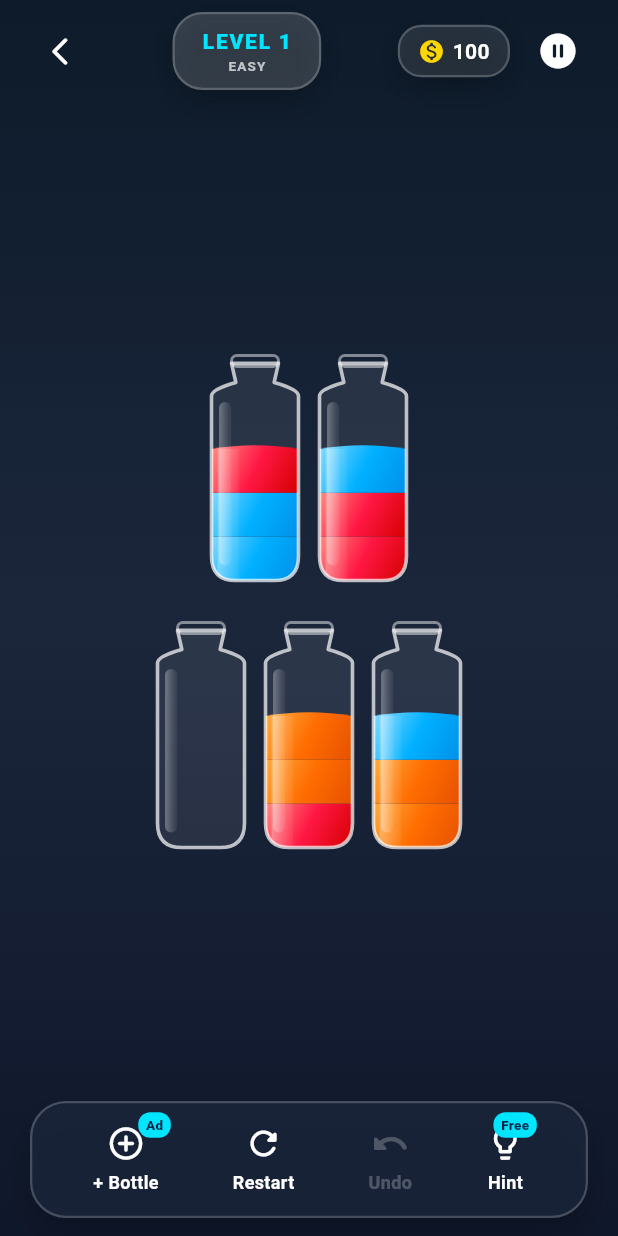
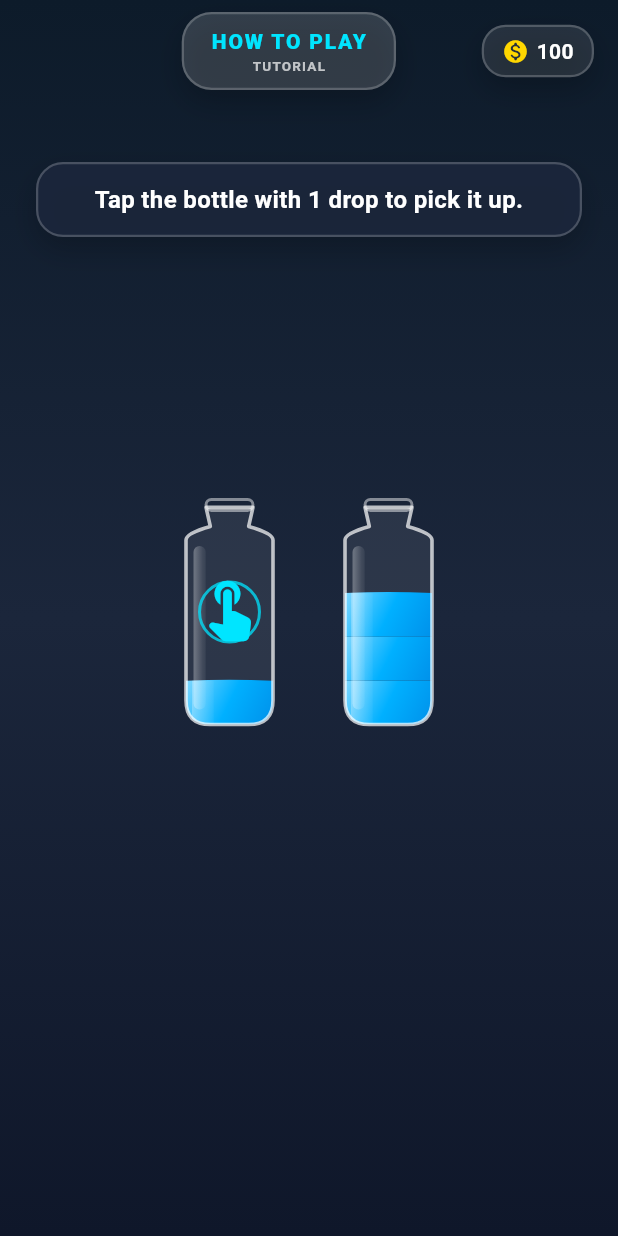
Before and after one commit to arun1818456/Water-Bottle-Game, a Flutter app: the GameView screen opened by its route, on a phone screen of 412 x 824 dp. Run offline on Flutter 3.47's test engine with Material 3 defaults, Android fonts, the phone set to English and light mode, and no system bars; drawn by our look-alikes of flutter_animate; our stand-ins replace audioplayers, get, lottie, package_info_plus, shared_preferences; accounts and stored records are empty.

Commit message:
Add interactive tutorial flow and UI
Introduce an in-app interactive tutorial and onboarding flow. Adds persistent tutorial state in StorageService (_keyTutorialCompleted, completeTutorial, reset behavior). GameController gains an isTutorial flag and tutorialStep handling to load a simplified tutorial level, suppress normal progression/coins, and mark the tutorial complete. GameView supports isTutorial: provides guided UI (messages, hidden back/pause, tailored header), a new _TutorialFinger widget for animated hand guidance, and integrates flutter_animate. VictoryDialog made configurable (titles, buttons visibility/labels). Splash now preloads Home assets and navigates to /tutorial; main.dart registers the /tutorial route.

```diff
--- a/lib/core/services/storage_service.dart
+++ b/lib/core/services/storage_service.dart
@@ -17,6 +17,7 @@ class StorageService extends GetxService {
   static const String _keyCurrentLevel = 'asm_current_level';
   static const String _keyLevelStars = 'asm_level_stars';
   static const String _keyCompletedCount = 'asm_completed_count';
+  static const String _keyTutorialCompleted = 'asm_tutorial_completed';
 
   static const String _keyBottleSkins = 'asm_unlocked_bottle_skins';
   static const String _keyEquippedBottle = 'asm_equipped_bottle';
@@ -36,6 +37,7 @@ class StorageService extends GetxService {
   final RxInt currentLevel = 1.obs;
   final RxMap<int, int> levelStars = <int, int>{}.obs;
   final RxInt completedCount = 0.obs;
+  final RxBool tutorialCompleted = false.obs;
 
   final RxList<String> unlockedBottleSkins = <String>['glass'].obs;
   final RxString equippedBottleSkin = 'glass'.obs;
@@ -60,6 +62,7 @@ class StorageService extends GetxService {
     unlockedLevel.value = _prefs.getInt(_keyUnlockedLevel) ?? 1;
     currentLevel.value = _prefs.getInt(_keyCurrentLevel) ?? 1;
     completedCount.value = _prefs.getInt(_keyCompletedCount) ?? 0;
+    tutorialCompleted.value = _prefs.getBool(_keyTutorialCompleted) ?? false;
 
     // Load stars map
     final starsRaw = _prefs.getString(_keyLevelStars);
@@ -148,6 +151,12 @@ class StorageService extends GetxService {
 
   bool isLevelUnlocked(int levelId) {
     return levelId <= unlockedLevel.value;
+  }
+
+  /// The interactive tutorial is only dismissed after the player completes it.
+  Future<void> completeTutorial() async {
+    tutorialCompleted.value = true;
+    await _prefs.setBool(_keyTutorialCompleted, true);
   }
 
   // --- Cosmetics & Shop ---
@@ -268,6 +277,7 @@ class StorageService extends GetxService {
     unlockedLevel.value = 1;
     currentLevel.value = 1;
     completedCount.value = 0;
+    tutorialCompleted.value = false;
     levelStars.clear();
     unlockedBottleSkins.assignAll(['glass']);
     equippedBottleSkin.value = 'glass';
--- a/lib/features/game/game_view.dart
+++ b/lib/features/game/game_view.dart
@@ -1,4 +1,5 @@
 import 'package:flutter/material.dart';
+import 'package:flutter_animate/flutter_animate.dart';
 import 'package:get/get.dart';
 import '../../core/constants/app_colors.dart';
 import '../../core/services/storage_service.dart';
@@ -11,13 +12,17 @@ import 'widgets/pour_stream_overlay.dart';
 /// Main interactive puzzle screen
 class GameView extends StatelessWidget {
   final int? levelId;
+  final bool isTutorial;
 
-  const GameView({super.key, this.levelId});
+  const GameView({super.key, this.levelId, this.isTutorial = false});
 
   @override
   Widget build(BuildContext context) {
     final effectiveLevelId = levelId ?? StorageService.to.currentLevel.value;
-    final controller = Get.put(GameController(initialLevelId: effectiveLevelId));
+    final controller = Get.put(GameController(
+      initialLevelId: effectiveLevelId,
+      isTutorial: isTutorial,
+    ));
     final storage = StorageService.to;
 
     return Scaffold(
@@ -70,6 +75,8 @@ class GameView extends StatelessWidget {
                   }
                   return const SizedBox.shrink();
                 }),
+
+                if (isTutorial) _buildTutorialGuide(controller),
               ],
             ),
           ),
@@ -122,7 +129,10 @@ class GameView extends StatelessWidget {
       child: Row(
         mainAxisAlignment: MainAxisAlignment.spaceBetween,
         children: [
-          // Back button
+          // Tutorial is a guided flow, so it intentionally has no back button.
+          if (isTutorial)
+            const SizedBox(width: 48)
+          else
             IconButton(
               icon: const Icon(Icons.arrow_back_ios_new_rounded, color: Colors.white, size: 22),
               onPressed: () => Get.back(),
@@ -139,7 +149,7 @@ class GameView extends StatelessWidget {
               mainAxisSize: MainAxisSize.min,
               children: [
                 Text(
-                  'LEVEL ${controller.levelId.value}',
+                  isTutorial ? 'HOW TO PLAY' : 'LEVEL ${controller.levelId.value}',
                   style: const TextStyle(
                     fontWeight: FontWeight.w900,
                     letterSpacing: 1.2,
@@ -181,12 +191,14 @@ class GameView extends StatelessWidget {
                   ],
                 ),
               ),
+              if (!isTutorial) ...[
                 const SizedBox(width: 8),
-              // Pause
+                // Pause is available only in normal gameplay.
                 IconButton(
                   icon: const Icon(Icons.pause_circle_filled_rounded, color: Colors.white, size: 28),
                   onPressed: () => controller.openPauseMenu(),
                 ),
+              ],
             ],
           ),
         ],
@@ -196,6 +208,17 @@ class GameView extends StatelessWidget {
 
   Widget _buildBottlesGrid(GameController controller, String skinType) {
     final bottleCount = controller.bottles.length;
+
+    if (isTutorial) {
+      return Wrap(
+        alignment: WrapAlignment.center,
+        spacing: 48,
+        children: List.generate(
+          bottleCount,
+          (index) => _buildBottleItem(controller, index, skinType),
+        ),
+      );
+    }
 
     // Split bottles into 2 balanced rows
     final mid = (bottleCount / 4).ceil();
@@ -253,6 +276,7 @@ class GameView extends StatelessWidget {
   }
 
   Widget _buildBottomToolbar(GameController controller) {
+    if (isTutorial) return const SizedBox(height: 88);
     return Container(
       margin: const EdgeInsets.symmetric(horizontal: 20, vertical: 12),
       padding: const EdgeInsets.symmetric(horizontal: 16, vertical: 10),
@@ -298,6 +322,46 @@ class GameView extends StatelessWidget {
         ],
       ),
     );
+  }
+
+  Widget _buildTutorialGuide(GameController controller) {
+    return Obx(() {
+      final chooseTarget = controller.tutorialStep.value == 1;
+      final message = chooseTarget
+          ? 'Great! Now tap the bottle with 3 drops.'
+          : 'Tap the bottle with 1 drop to pick it up.';
+      return IgnorePointer(
+        child: Stack(
+          children: [
+            Positioned(
+              left: 24,
+              right: 24,
+              top: 108,
+              child: Container(
+                padding: const EdgeInsets.symmetric(horizontal: 18, vertical: 12),
+                decoration: AppTheme.glassBox(
+                  color: AppColors.backgroundMid.withAlpha(235),
+                  borderRadius: 18,
+                ),
+                child: Text(
+                  message,
+                  textAlign: TextAlign.center,
+                  style: const TextStyle(
+                    color: Colors.white,
+                    fontSize: 16,
+                    fontWeight: FontWeight.w700,
+                  ),
+                ),
+              ),
+            ),
+            _TutorialFinger(
+              key: ValueKey('tutorial-finger-${controller.tutorialStep.value}'),
+              bottleKey: controller.getBottleKey(chooseTarget ? 1 : 0),
+            ),
+          ],
+        ),
+      );
+    });
   }
 
   Widget _buildToolButton({
@@ -358,3 +422,81 @@ class GameView extends StatelessWidget {
     );
   }
 }
+
+/// Keeps the tutorial hand centered on its target bottle, even on differently
+/// sized devices. It also glides and pulses to make the next interaction clear.
+class _TutorialFinger extends StatefulWidget {
+  final GlobalKey bottleKey;
+
+  const _TutorialFinger({super.key, required this.bottleKey});
+
+  @override
+  State<_TutorialFinger> createState() => _TutorialFingerState();
+}
+
+class _TutorialFingerState extends State<_TutorialFinger> {
+  Offset? _bottleCenter;
+
+  @override
+  void initState() {
+    super.initState();
+    _measureBottleCenter();
+  }
+
+  void _measureBottleCenter() {
+    WidgetsBinding.instance.addPostFrameCallback((_) {
+      if (!mounted) return;
+      final overlayBox = context.findRenderObject() as RenderBox?;
+      final bottleBox = widget.bottleKey.currentContext?.findRenderObject() as RenderBox?;
+      if (overlayBox == null || bottleBox == null) return;
+
+      final bottleCenterOnScreen = bottleBox.localToGlobal(
+        bottleBox.size.center(Offset.zero),
+      );
+      setState(() {
+        _bottleCenter = overlayBox.globalToLocal(bottleCenterOnScreen);
+      });
+    });
+  }
+
+  @override
+  Widget build(BuildContext context) {
+    final center = _bottleCenter;
+    if (center == null) return const SizedBox.shrink();
+
+    return AnimatedPositioned(
+      duration: const Duration(milliseconds: 450),
+      curve: Curves.easeInOutCubic,
+      left: center.dx - 28,
+      top: center.dy - 28,
+      child: SizedBox(
+        width: 56,
+        height: 56,
+        child: Stack(
+          alignment: Alignment.center,
+          children: [
+            Container(
+              width: 42,
+              height: 42,
+              decoration: BoxDecoration(
+                shape: BoxShape.circle,
+                border: Border.all(color: AppColors.primaryCyan.withAlpha(190), width: 2),
+              ),
+            )
+                .animate(onPlay: (controller) => controller.repeat())
+                .scale(begin: const Offset(0.7, 0.7), end: const Offset(1.35, 1.35), duration: 900.ms)
+                .fadeOut(begin: 0.85),
+            const Icon(
+              Icons.touch_app_rounded,
+              size: 46,
+              color: AppColors.primaryCyan,
+            )
+                .animate(onPlay: (controller) => controller.repeat(reverse: true))
+                .moveY(begin: -7, end: 7, duration: 550.ms, curve: Curves.easeInOut)
+                .scale(begin: const Offset(0.92, 0.92), end: const Offset(1.08, 1.08), duration: 550.ms),
+          ],
+        ),
+      ),
+    );
+  }
+}
--- a/lib/main.dart
+++ b/lib/main.dart
@@ -64,6 +64,11 @@ class AquaSortMasterApp extends StatelessWidget {
           transition: Transition.fade,
         ),
         GetPage(
+          name: '/tutorial',
+          page: () => const GameView(isTutorial: true),
+          transition: Transition.fade,
+        ),
+        GetPage(
           name: '/game',
           page: () {
             final args = Get.arguments as Map<String, dynamic>?;
```
Also changed, not shown: lib/features/game/controllers/game_controller.dart (+32 -5 lines), lib/features/game/widgets/victory_dialog.dart (+23 -11 lines), lib/features/splash/splash_controller.dart (+20 -6 lines), lib/features/splash/splash_view.dart (+17 -3 lines). Lines whose indentation alone changed are shown as unchanged.
